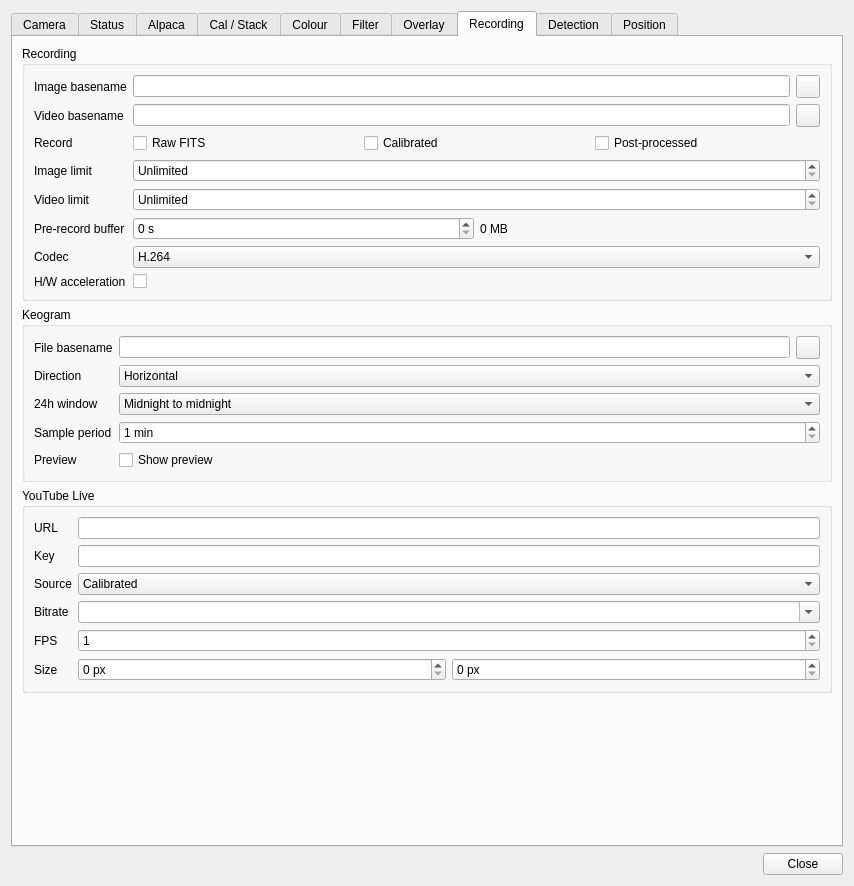
First picture: the form in plugins/feature/camera/camerasettingsdialog.ui, repository srcejon/sdrangel, before the edit.
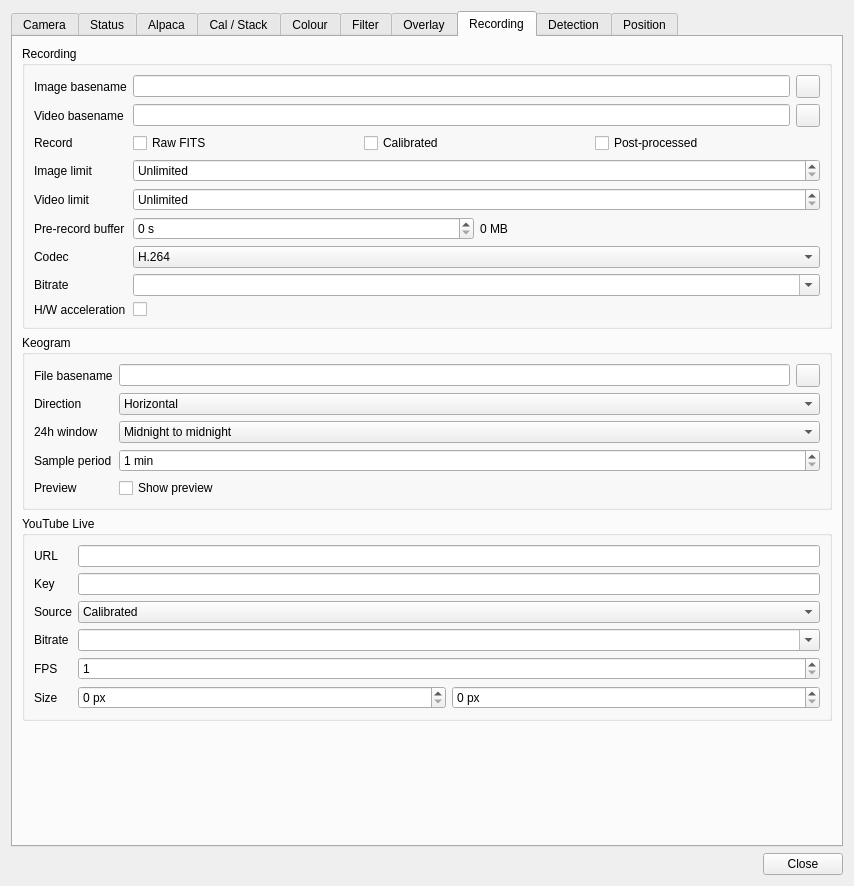
Second picture: the form after the edit. The open tabs and pages were chosen to show the change. Icons and pictures are not drawn. Custom widgets are drawn as their Qt base class.

Commit message: Add recorded video bitrate setting

```diff
--- a/plugins/feature/camera/camerasettingsdialog.ui
+++ b/plugins/feature/camera/camerasettingsdialog.ui
@@ -4062,13 +4062,30 @@
            </widget>
           </item>
           <item row="7" column="0">
+           <widget class="QLabel" name="videoRecordBitrateLabel">
+            <property name="text">
+             <string>Bitrate</string>
+            </property>
+           </widget>
+          </item>
+          <item row="7" column="1">
+           <widget class="QComboBox" name="videoRecordBitrateCombo">
+            <property name="toolTip">
+             <string>Saved video bitrate. Select Auto to choose from frame size and rate, select a preset, or enter a custom value such as 8000 Kbps or 8 Mbps.</string>
+            </property>
+            <property name="editable">
+             <bool>true</bool>
+            </property>
+           </widget>
+          </item>
+          <item row="8" column="0">
            <widget class="QLabel" name="videoHwAccelerationLabel">
             <property name="text">
              <string>H/W acceleration</string>
             </property>
            </widget>
           </item>
-          <item row="7" column="1">
+          <item row="8" column="1">
            <widget class="QCheckBox" name="videoHwAccelerationCheck">
             <property name="toolTip">
              <string>Prefer hardware-accelerated video encoding when supported by the backend</string>
```
The commit also changes 9 other files.
